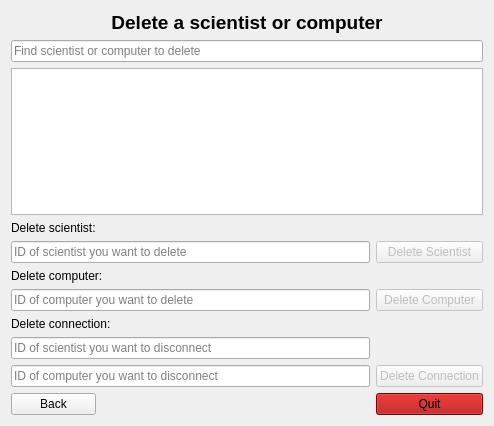
This is Skil3/DeleteWindow.ui in Chiquita40-VLN-H2016/chiquita40 as Qt 5 draws it before an edit. The edited form follows.
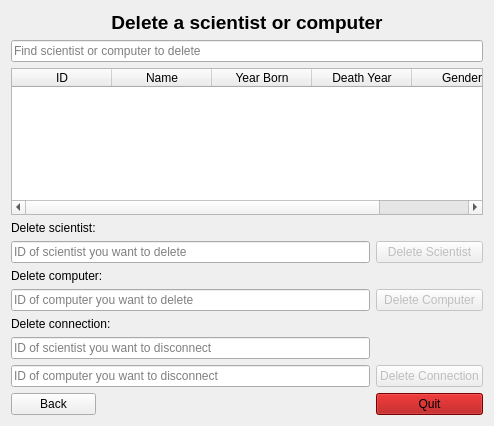
This is the edited form. Icons and pictures are not drawn.

Commit message: delete table

Diff of the .ui file:
```diff
--- a/Skil3/DeleteWindow.ui
+++ b/Skil3/DeleteWindow.ui
@@ -25,9 +25,6 @@
      </property>
     </widget>
    </item>
-   <item row="2" column="0" colspan="3">
-    <widget class="QListWidget" name="list_deletePageSearchResult"/>
-   </item>
    <item row="3" column="0">
     <widget class="QLabel" name="label_deleteScientist">
      <property name="text">
@@ -147,6 +144,35 @@
      </property>
     </widget>
    </item>
+   <item row="2" column="0" colspan="3">
+    <widget class="QTableWidget" name="tableWidget_deletePageSearchResult">
+     <column>
+      <property name="text">
+       <string>ID</string>
+      </property>
+     </column>
+     <column>
+      <property name="text">
+       <string>Name</string>
+      </property>
+     </column>
+     <column>
+      <property name="text">
+       <string>Year Born</string>
+      </property>
+     </column>
+     <column>
+      <property name="text">
+       <string>Death Year</string>
+      </property>
+     </column>
+     <column>
+      <property name="text">
+       <string>Gender</string>
+      </property>
+     </column>
+    </widget>
+   </item>
   </layout>
  </widget>
  <resources>
```
The commit also changes 2 other files.
